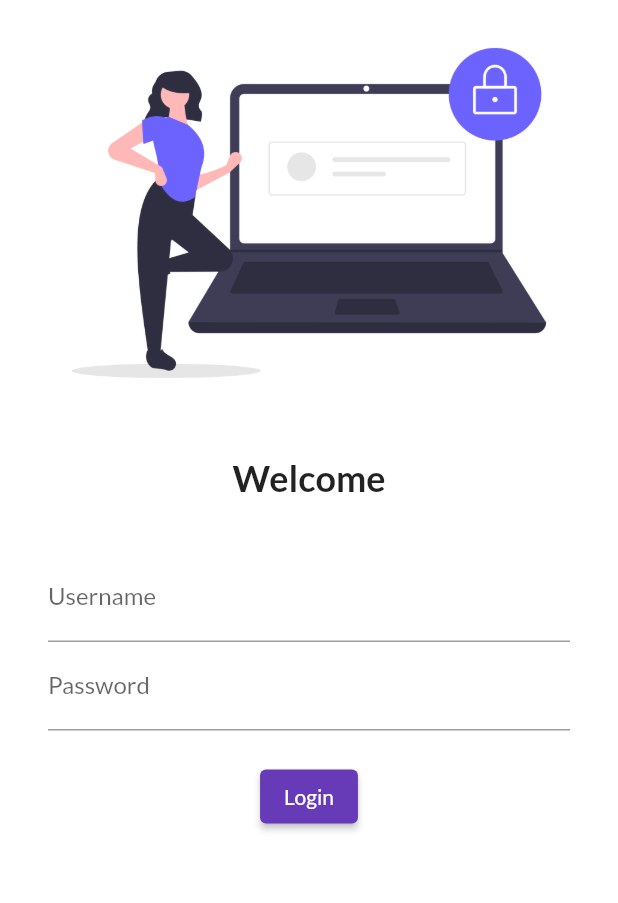
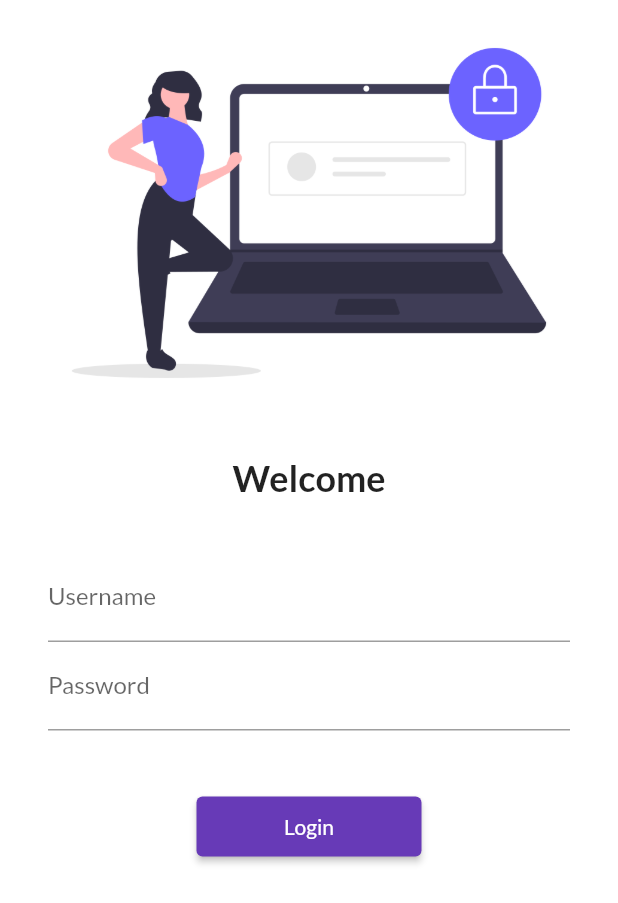
Before and after one commit to nitin-787/Flutter_Catalog, a Flutter app: the screen it shows after launch, on a phone screen of 412 x 824 dp. Shown: the top 903 px of the screen. Run offline on Flutter 3.47's test engine with Material 2 defaults, Android fonts, the phone set to English and light mode, and no system bars; our stand-ins replace google_fonts.

Commit message:
day5 Completed

```diff
--- a/lib/main.dart
+++ b/lib/main.dart
@@ -1,6 +1,7 @@
 // ignore_for_file: prefer_const_constructors
 
 import 'package:flutter/material.dart';
+import 'package:flutter_catalog/utils/routes.dart';
 import 'pages/home_page.dart';
 import 'pages/login_page.dart';
 import 'package:google_fonts/google_fonts.dart';
@@ -26,8 +27,8 @@ class MyApp extends StatelessWidget {
       initialRoute: "/",
       routes: {
         "/": (context) => LoginPage(),
-        "/home": (context) => HomePage(),
-        "/login": (context) => LoginPage(),
+        MyRoutes.homeRoute: (context) => HomePage(),
+        MyRoutes.loginRoute: (context) => LoginPage(),
       },
     );
   }
--- a/lib/pages/home_page.dart
+++ b/lib/pages/home_page.dart
@@ -11,10 +11,8 @@ class HomePage extends StatelessWidget {
       appBar: AppBar(
         title: const Text("Catalog"),
       ),
-      body: Center(
-        child: Container(
-          child: const Text("Hi, This is nitin-$value"),
-        ),
+      body: const Center(
+        child: Text("Hi, This is nitin-$value"),
       ),
       drawer: const Drawer(),
     );
--- a/lib/pages/login_page.dart
+++ b/lib/pages/login_page.dart
@@ -1,4 +1,5 @@
 import 'package:flutter/material.dart';
+import 'package:flutter_catalog/utils/routes.dart';
 
 class LoginPage extends StatelessWidget {
   const LoginPage({Key? key}) : super(key: key);
@@ -7,6 +8,7 @@ class LoginPage extends StatelessWidget {
   Widget build(BuildContext context) {
     return Material(
       color: Colors.white,
+      child: SingleChildScrollView(
         child: Column(
           children: [
             Image.asset(
@@ -45,13 +47,14 @@ class LoginPage extends StatelessWidget {
                     ),
                   ),
                   const SizedBox(
-                  height: 20,
+                    height: 40,
                   ),
                   ElevatedButton(
-                  style: TextButton.styleFrom(),
+                    style:
+                        TextButton.styleFrom(minimumSize: const Size(150, 40)),
                     child: const Text("Login"),
                     onPressed: () {
-                    print("Hi Nitin");
+                      Navigator.pushNamed(context, MyRoutes.homeRoute);
                     },
                   )
                 ],
@@ -59,6 +62,7 @@ class LoginPage extends StatelessWidget {
             )
           ],
         ),
+      ),
     );
   }
 }
--- /dev/null
+++ b/lib/utils/routes.dart
@@ -0,0 +1,4 @@
+class MyRoutes {
+  static String loginRoute = "/login";
+  static String homeRoute = "/home";
+}
```
Lines whose indentation alone changed are shown as unchanged.
